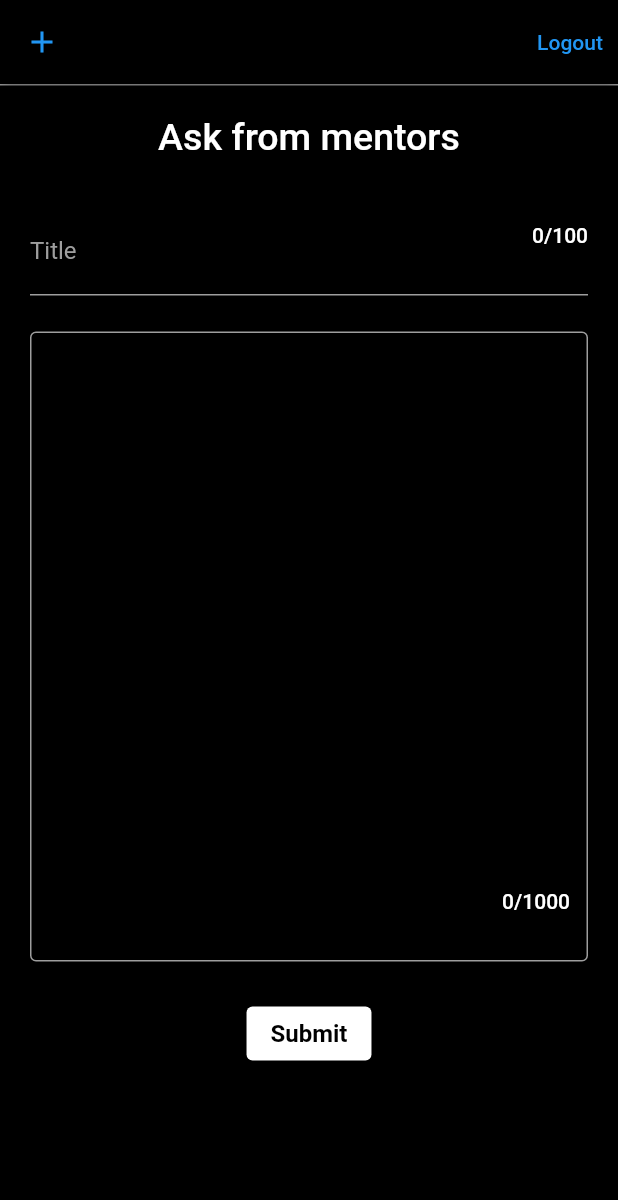
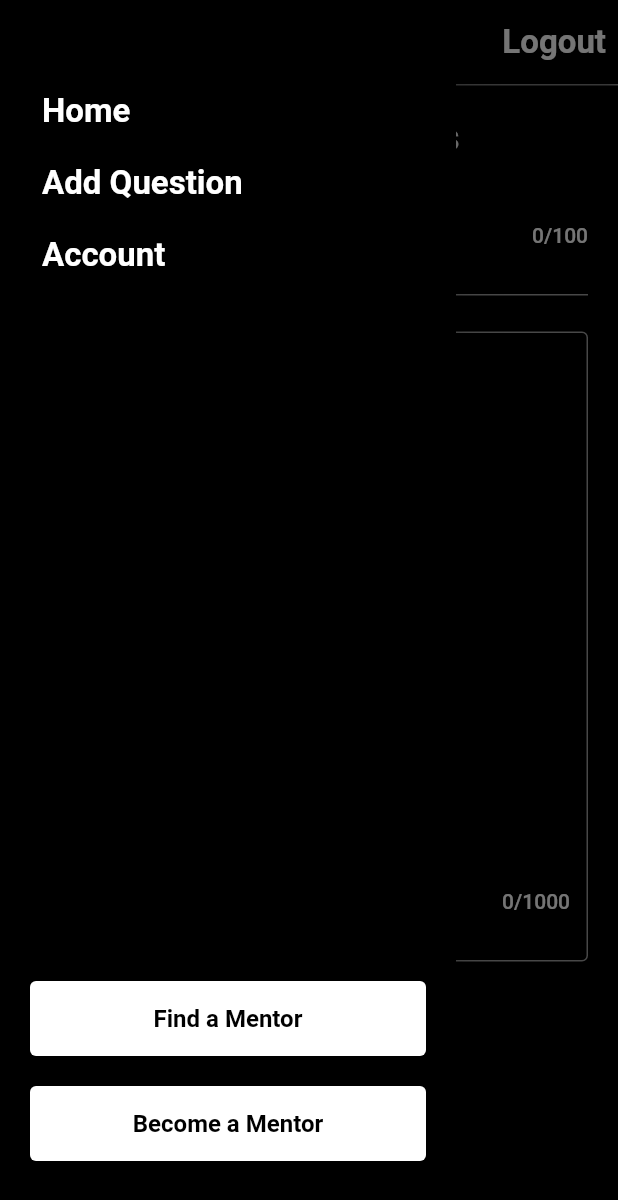
Before and after one commit to Sanket-Mathur/mentor_volunteers, a Flutter app: the QuestionPost screen opened by its route, with the side drawer open (before the commit the screen has no drawer), on a phone screen of 412 x 824 dp. Shown: the top 1200 px of the screen. Run offline on Flutter 3.47's test engine with Material 2 defaults, Android fonts, the phone set to English and light mode, and no system bars; our stand-ins replace firebase_auth, firebase_core, font_awesome_flutter, google_sign_in; accounts and stored records are empty; network calls fail.

Commit message:
add: slider navigation menu

```diff
--- a/lib/screens/question_post.dart
+++ b/lib/screens/question_post.dart
@@ -5,6 +5,7 @@ import 'package:firebase_auth/firebase_auth.dart';
 
 import 'package:mentor_volunteers/api/short_term_data.dart';
 import 'package:mentor_volunteers/widgets/navigation_appbar.dart';
+import 'package:mentor_volunteers/widgets/slider_menu.dart';
 
 // Question post screen
 class QuestionPost extends StatefulWidget {
@@ -18,6 +19,7 @@ class _QuestionPostState extends State<QuestionPost> {
   String _title = "", _content = "";
 
   final GlobalKey<FormState> _formKey = GlobalKey<FormState>();
+  final scaffoldKey = GlobalKey<ScaffoldState>();
 
   final user = FirebaseAuth.instance.currentUser!;
 
@@ -25,7 +27,11 @@ class _QuestionPostState extends State<QuestionPost> {
   Widget build(BuildContext context) {
     return Scaffold(
       resizeToAvoidBottomInset: false,
-      appBar: NavAppBar(),
+      key: scaffoldKey,
+      drawer: const SliderMenu(),
+      appBar: NavAppBar(
+        scaffoldKey: scaffoldKey,
+      ),
       body: Container(
         decoration: const BoxDecoration(
           border: Border(
--- a/lib/widgets/navigation_appbar.dart
+++ b/lib/widgets/navigation_appbar.dart
@@ -6,7 +6,9 @@ import 'package:mentor_volunteers/provider/google_sign_in.dart';
 
 // Common appbar for the screens
 class NavAppBar extends StatelessWidget implements PreferredSizeWidget {
-  NavAppBar({Key? key})
+  final GlobalKey<ScaffoldState> scaffoldKey;
+
+  NavAppBar({Key? key, required this.scaffoldKey})
       : preferredSize = const Size.fromHeight(kToolbarHeight),
         super(key: key);
 
@@ -19,11 +21,10 @@ class NavAppBar extends StatelessWidget implements PreferredSizeWidget {
   Widget build(BuildContext context) {
     return AppBar(
       backgroundColor: Colors.black,
-      // Temporary question posting button
-      leading: TextButton(
-        child: const Icon(Icons.add),
+      leading: IconButton(
+        icon: const Icon(Icons.menu),
         onPressed: () {
-          Navigator.pushNamed(context, '/QuestionPost');
+          scaffoldKey.currentState?.openDrawer();
         },
       ),
       actions: [
--- /dev/null
+++ b/lib/widgets/slider_menu.dart
@@ -0,0 +1,53 @@
+import 'package:flutter/material.dart';
+
+class SliderMenu extends StatelessWidget {
+  const SliderMenu({Key? key}) : super(key: key);
+
+  @override
+  Widget build(BuildContext context) {
+    return Drawer(
+      backgroundColor: Colors.black,
+      child: Padding(
+        padding: const EdgeInsets.symmetric(
+          vertical: 50,
+          horizontal: 20,
+        ),
+        child: Column(
+          crossAxisAlignment: CrossAxisAlignment.start,
+          children: [
+            TextButton(
+              child: const Text('Home'),
+              onPressed: () => Navigator.pushNamed(context, '/ShortTerm'),
+            ),
+            TextButton(
+              child: const Text('Add Question'),
+              onPressed: () => Navigator.pushNamed(context, '/QuestionPost'),
+            ),
+            TextButton(
+              child: const Text('Account'),
+              onPressed: () {}, // TODO: Add an account page
+            ),
+            Expanded(child: Container()),
+            ElevatedButton(
+              child: const Text('Find a Mentor'),
+              onPressed: () {},
+              style: ElevatedButton.styleFrom(
+                minimumSize: const Size.fromHeight(50),
+              ),
+            ),
+            const SizedBox(
+              height: 20,
+            ),
+            ElevatedButton(
+              child: const Text('Become a Mentor'),
+              onPressed: () {},
+              style: ElevatedButton.styleFrom(
+                minimumSize: const Size.fromHeight(50),
+              ),
+            ),
+          ],
+        ),
+      ),
+    );
+  }
+}
```
Also changed, not shown: lib/main.dart (+11 -0 lines), lib/screens/question_expansion.dart (+9 -2 lines), lib/screens/short_term.dart (+12 -3 lines).
